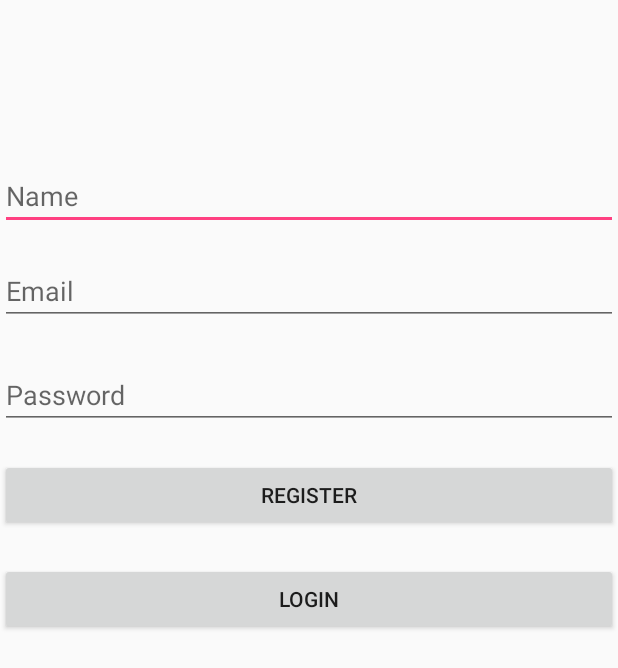
After one commit to sanket195/Friend_Stalker_App, an Android app: the layout register_activity.xml on its own in the app's theme, with its tools: preview values and no code run, on a phone screen of 412 x 824 dp. The commit adds this screen. Shown: the top 668 px of the screen. Run offline under Robolectric (Android 15) with nearby library versions, the phone set to English and light mode, and no system bars.

Commit message:
register activity

```diff
--- /dev/null
+++ b/app/src/main/res/layout/register_activity.xml
@@ -0,0 +1,54 @@
+<?xml version="1.0" encoding="UTF-8"?>
+<RelativeLayout
+    android:layout_height="match_parent"
+    android:layout_width="match_parent"
+    android:orientation="vertical"
+    tools:context="com.example.btril.friend_stalker.RegisterActivity"
+    xmlns:tools="http://schemas.android.com/tools"
+    xmlns:android="http://schemas.android.com/apk/res/android">
+
+    <EditText
+        android:layout_height="wrap_content"
+        android:layout_width="match_parent"
+        android:inputType="textPersonName"
+        android:hint="@string/hint_name"
+        android:layout_marginTop="108dp"
+        android:id="@+id/register_fullname"/>
+
+    <EditText
+        android:layout_height="wrap_content"
+        android:layout_width="match_parent"
+        android:inputType="textEmailAddress"
+        android:hint="@string/email_hint"
+        android:layout_marginTop="18dp"
+        android:id="@+id/register_email"
+        android:layout_below="@+id/register_fullname"/>
+
+    <EditText
+        android:layout_height="wrap_content"
+        android:layout_width="match_parent"
+        android:inputType="textPassword"
+        android:hint="@string/password_hint"
+        android:layout_marginTop="24dp"
+        android:id="@+id/register_password"
+        android:layout_below="@+id/register_email"
+        android:layout_centerHorizontal="true"/>
+
+    <Button
+        android:layout_height="wrap_content"
+        android:layout_width="match_parent"
+        android:layout_marginTop="20dp"
+        android:id="@+id/register_button"
+        android:layout_below="@+id/register_password"
+        android:layout_centerHorizontal="true"
+        android:text="@string/register"/>
+
+    <Button
+        android:layout_height="wrap_content"
+        android:layout_width="match_parent"
+        android:layout_marginTop="21dp"
+        android:id="@+id/sign_into"
+        android:layout_below="@+id/register_button"
+        android:text="@string/login"/>
+
+</RelativeLayout>
--- a/app/src/main/res/values/strings.xml
+++ b/app/src/main/res/values/strings.xml
@@ -13,4 +13,9 @@
     <string name="error_field_required">Mandatory Field</string>
     <string name="permission_rationale">"Contacts permissions are needed for providing email
         completions."</string>
+    <string name="register">REgister</string>
+    <string name="login">Login</string>
+    <string name="password_hint">Password</string>
+    <string name="email_hint">Email</string>
+    <string name="hint_name">Name</string>
 </resources>
```
Also changed, not shown: app/src/main/java/com/example/btril/friend_stalker/RegisterActivity.java (added, +89 -0 lines).
